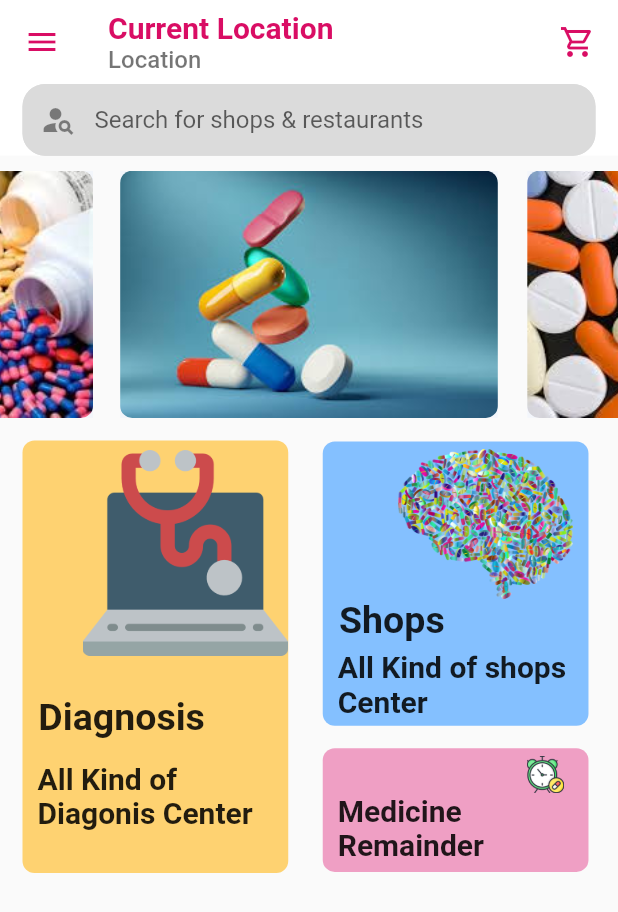
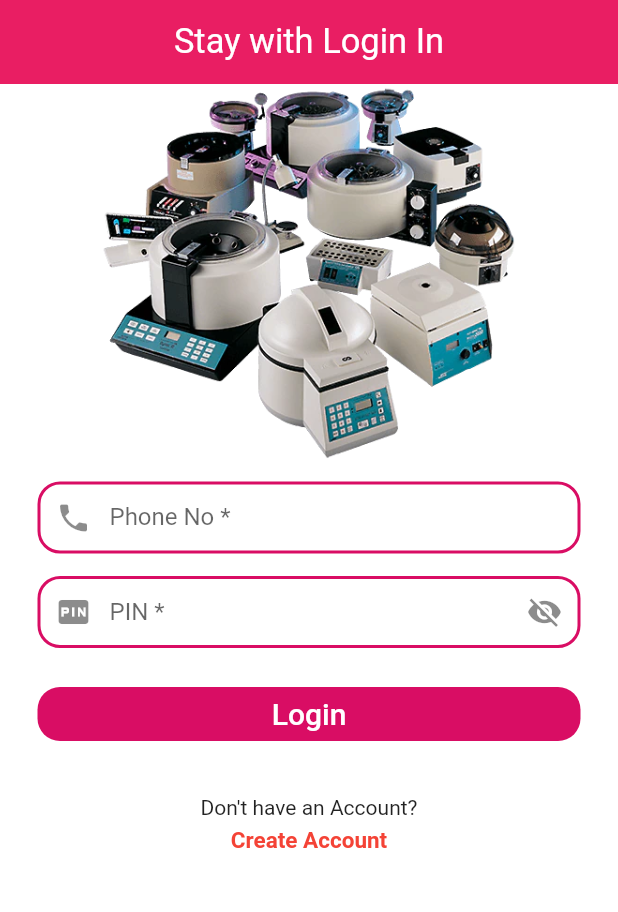
Before and after one commit to SHAMOL-KUMAR-DAS/labGhor, a Flutter app: the screen it shows after launch, on a phone screen of 412 x 824 dp. Shown: the top 912 px of the screen. Run offline on Flutter 3.47's test engine with Material 2 defaults, Android fonts, the phone set to English and light mode, and no system bars; drawn by our look-alikes of carousel_slider; our stand-ins replace animated_text_kit, google_fonts.

Commit message:
'homepage'

```diff
--- a/lib/UI/SignIng/sign_in.dart
+++ b/lib/UI/SignIng/sign_in.dart
@@ -0,0 +1,200 @@
+import 'package:animated_text_kit/animated_text_kit.dart';
+import 'package:flutter/material.dart';
+import 'package:online_doctor_booking/CONFIGURE/color_config.dart';
+import 'package:online_doctor_booking/UI/body.dart';
+
+class SignIn extends StatefulWidget {
+
+  @override
+  _SignInState createState() => _SignInState();
+}
+
+class _SignInState extends State<SignIn> {
+
+  var _phone = TextEditingController();
+  var _pin = TextEditingController();
+
+  showLoaderDialog(BuildContext context) {
+    AlertDialog alert=AlertDialog(
+      content: Row(
+        children: [
+          const CircularProgressIndicator(),
+          Container(margin: EdgeInsets.only(left: 7),child:Text("Loading..." )),
+        ],),
+    );
+    showDialog(barrierDismissible: false,
+      context:context,
+      builder:(BuildContext context){
+
+        return alert;
+      },
+    );
+  }
+
+  var _hideText = true;
+
+  viewPass(){
+    setState(() {
+      _hideText = !_hideText;
+    });
+  }
+
+  @override
+  Widget build(BuildContext context) {
+    return Scaffold(
+      backgroundColor: backColors,
+      appBar: AppBar(
+        //backgroundColor: backColors,
+        elevation: 0,
+        title: WavyAnimatedTextKit(
+          textStyle: const TextStyle(
+              fontSize: 23,
+              color: Colors.white,
+              fontWeight: FontWeight.w400
+          ),
+          text: ["Stay with Login In"],
+          isRepeatingAnimation: false,
+        ),
+        centerTitle: true,
+
+      ),
+
+      body: SingleChildScrollView(
+        child: Column(
+          mainAxisAlignment: MainAxisAlignment.center,
+          children: [
+
+
+            const Image(image: AssetImage('assets/images/sign_in.png'),height: 250,),
+
+            Container(
+              padding: const EdgeInsets.only(left: 25, right: 25, bottom: 15),
+              child: Column(
+                children: [
+
+                  //Phone No
+                  Padding(
+                    padding: const EdgeInsets.only(top: 15, bottom: 15),
+                    child: TextFormField(
+                      controller: _phone,
+                      keyboardType: TextInputType.phone,
+                      maxLength: 11,
+                      autofillHints: [AutofillHints.telephoneNumber],
+                      style: TextStyle(fontSize: 20),
+                      decoration: InputDecoration(
+                          counter: Offstage(),
+                          labelText: 'Phone No *',
+                          hintText: 'Enter Your Phone No. *',
+                          fillColor: Color(0xFFffffff),
+                          filled: true,
+                          labelStyle: TextStyle(fontSize: 16),
+                          hintStyle: TextStyle(fontSize: 16),
+                          prefixIcon: Icon(Icons.phone),
+                          prefix: Visibility(
+                              visible: true,
+                              child: Text('+88 ',style: TextStyle(fontSize: 20),)),
+                          focusedBorder: OutlineInputBorder(
+                            borderRadius: BorderRadius.circular(15),
+                            borderSide: BorderSide(
+                                color: colors,
+                                width: 2
+                            ),
+                          ),
+                          enabledBorder: OutlineInputBorder(
+                            borderRadius: BorderRadius.circular(15),
+                            borderSide: BorderSide(
+                              color: colors,
+                              width: 2.0,
+                            ),
+                          ),
+                          contentPadding: EdgeInsets.only(top: 10, left: 20)
+                      ),
+                    ),
+                  ),
+
+                  //PIN
+                  TextFormField(
+                    controller: _pin,
+                    keyboardType: TextInputType.number,
+                    obscureText: _hideText,
+                    maxLength: 4,
+                    style: TextStyle(fontSize: 20),
+                    decoration: InputDecoration(
+                        counter: Offstage(),
+                        labelText: 'PIN *',
+                        hintText: 'Enter 4 Digits PIN *',
+                        fillColor: Color(0xFFffffff),
+                        filled: true,
+                        labelStyle: TextStyle(fontSize: 16),
+                        hintStyle: TextStyle(fontSize: 16),
+                        prefixIcon: Icon(Icons.fiber_pin),
+                        suffixIcon: InkWell(
+                          onTap: viewPass,
+                          child: _hideText? Icon(Icons.visibility_off) : Icon(Icons.visibility),
+                        ),
+                        focusedBorder: OutlineInputBorder(
+                          borderRadius: BorderRadius.circular(15),
+                          borderSide: BorderSide(
+                              color: colors,
+                              width: 2
+                          ),
+                        ),
+                        enabledBorder: OutlineInputBorder(
+                          borderRadius: BorderRadius.circular(15),
+                          borderSide: BorderSide(
+                            color: colors,
+                            width: 2.0,
+                          ),
+                        ),
+                        contentPadding: EdgeInsets.only(top: 10, left: 20)
+                    ),
+                  ),
+
+
+                  //Login
+                  Padding(
+                    padding: const EdgeInsets.only(top: 20, bottom: 30),
+                    child: FlatButton(
+                        color: colors,
+                        minWidth: MediaQuery.of(context).size.width ,
+                        shape: RoundedRectangleBorder(
+                            borderRadius: BorderRadius.circular(15)
+                        ),
+                        onPressed: (){
+                          Navigator.pushAndRemoveUntil(context, MaterialPageRoute(builder: (context) => Body()), (route) => false);
+                        },
+                        child: Text('Login', style: TextStyle(
+                            color: Colors.white,
+                            fontSize: 20
+                        ),)),
+                  ),
+
+                  //don't have account
+                  Text('Don\'t have an Account?'),
+
+                  //Create Account
+                  Padding(
+                    padding: const EdgeInsets.only(top: 5, bottom: 75),
+                    child: GestureDetector(
+                      onTap: (){
+
+                      },
+                      child: const Text('Create Account', style: TextStyle(
+                          color: Colors.red,
+                          fontSize: 15,
+                          fontWeight: FontWeight.w600
+                      ),),
+                    ),
+                  ),
+
+                  //Developed by
+                  //Text('Develop By Smart Software Ltd.')
+                ],
+              ),
+            ),
+          ],
+        ),
+      ),
+    );
+  }
+}
--- a/lib/UI/body.dart
+++ b/lib/UI/body.dart
@@ -129,6 +129,7 @@
 import 'package:flutter/cupertino.dart';
 import 'package:flutter/material.dart';
 import 'package:online_doctor_booking/CONFIGURE/color_config.dart';
+import 'package:online_doctor_booking/MODEL/blogs.dart';
 import 'package:online_doctor_booking/MODEL/carousel.dart';
 
 import 'drawer_page.dart';
@@ -162,7 +163,7 @@ class Body extends StatelessWidget {
             child: Icon(Icons.shopping_cart_outlined,color: colors,),
           )
         ],
-        elevation: 0,
+        elevation: 2,
       ),
 
       drawer: DrawerPage(),
@@ -171,41 +172,41 @@ class Body extends StatelessWidget {
         child: Column(
           children: [
             //Search
-            Container(
-              color: backColors,
-              height: size.height * 0.058,
-              child: Padding(
-                padding: const EdgeInsets.only(left: 15, right: 15, top: 0),
-                child: TextFormField(
-                  decoration: InputDecoration(
-                    fillColor: Color(0xFFdbdbdb),
-                    filled: true,
-                    hintText:
-                    'Search for shops & restaurants',
-                    prefixIcon: Icon(Icons.person_search),
-                    // border: new OutlineInputBorder(
-                    //     borderSide: new BorderSide(color: Colors.teal),
-                    //     borderRadius: BorderRadius.circular(20)),
-                    focusedBorder: OutlineInputBorder(
-                      borderRadius: BorderRadius.circular(15),
-                      borderSide: BorderSide(color: Color(0xFFdbdbdb), width: 2),
-                    ),
-                    enabledBorder: OutlineInputBorder(
-                      borderRadius: BorderRadius.circular(15),
-                      borderSide: BorderSide(
-                        color: Color(0xFFdbdbdb),
-                        width: 2.0,
-                      ),
-                    ),
-                    contentPadding: EdgeInsets.only(top: 10, left: 20,bottom: 10),
-                  ),
-                ),
-              ),
-            ),
+            // Container(
+            //   color: backColors,
+            //   height: size.height * 0.058,
+            //   child: Padding(
+            //     padding: const EdgeInsets.only(left: 15, right: 15, top: 0),
+            //     child: TextFormField(
+            //       decoration: InputDecoration(
+            //         fillColor: Color(0xFFdbdbdb),
+            //         filled: true,
+            //         hintText:
+            //         'Search for shops & restaurants',
+            //         prefixIcon: Icon(Icons.person_search),
+            //         // border: new OutlineInputBorder(
+            //         //     borderSide: new BorderSide(color: Colors.teal),
+            //         //     borderRadius: BorderRadius.circular(20)),
+            //         focusedBorder: OutlineInputBorder(
+            //           borderRadius: BorderRadius.circular(15),
+            //           borderSide: BorderSide(color: Color(0xFFdbdbdb), width: 2),
+            //         ),
+            //         enabledBorder: OutlineInputBorder(
+            //           borderRadius: BorderRadius.circular(15),
+            //           borderSide: BorderSide(
+            //             color: Color(0xFFdbdbdb),
+            //             width: 2.0,
+            //           ),
+            //         ),
+            //         contentPadding: EdgeInsets.only(top: 10, left: 20,bottom: 10),
+            //       ),
+            //     ),
+            //   ),
+            // ),
 
             //Carousel Slider
             Padding(
-              padding: const EdgeInsets.only(top: 10),
+              padding: const EdgeInsets.only(top: 20),
               child: CarouselSlider.builder(
                 itemCount: Carousel().lists.length,
                 options: CarouselOptions(
@@ -251,7 +252,7 @@ class Body extends StatelessWidget {
                         child: Image(image: AssetImage('assets/images/diagnosis.png'),height: 150,),
                       ),
                       Padding(
-                        padding: const EdgeInsets.only(top: 20,right: 45, bottom: 15),
+                        padding: const EdgeInsets.only(top: 20,right: 45, bottom: 5),
                         child: Text('Diagnosis',style: TextStyle(fontSize: 25,fontWeight: FontWeight.bold),),
                       ),
                       Padding(
@@ -281,11 +282,11 @@ class Body extends StatelessWidget {
                           ),
                           Padding(
                             padding: const EdgeInsets.only(top: 0,right: 85, bottom: 5),
-                            child: Text('Shops',style: TextStyle(fontSize: 25,fontWeight: FontWeight.bold),),
+                            child: Text('Shops',style: TextStyle(fontSize: 22,fontWeight: FontWeight.bold),),
                           ),
                           Padding(
                             padding: const EdgeInsets.only(left: 10),
-                            child: Text('All Kind of shops Center',style: TextStyle(fontSize: 20,fontWeight: FontWeight.w600),),
+                            child: Text('All Kind of shops Center',style: TextStyle(fontSize: 16,fontWeight: FontWeight.w600),),
                           )
                         ],
                       ),
@@ -303,11 +304,11 @@ class Body extends StatelessWidget {
                         children: [
                           Padding(
                             padding: const EdgeInsets.only(left: 120,top: 5),
-                            child: Image(image: AssetImage('assets/images/remainder.png'),height: 25,),
+                            child: Image(image: AssetImage('assets/images/remainder.png'),height: 35,),
                           ),
                           Padding(
-                            padding: const EdgeInsets.only(left: 10,right: 10, bottom: 5,top: 0),
-                            child: Text('Medicine Remainder',style: TextStyle(fontSize: 20,fontWeight: FontWeight.bold),),
+                            padding: const EdgeInsets.only(left: 10,right: 10, bottom: 0,top: 5),
+                            child: Text('Book a Doctor',style: TextStyle(fontSize: 20,fontWeight: FontWeight.bold),),
                           ),
                         ],
                       ),
@@ -315,6 +316,41 @@ class Body extends StatelessWidget {
                   ],
                 )
               ],
+            ),
+
+            //Blogs
+            SizedBox(
+              width: double.infinity,
+              height: size.height * 0.22,
+              child: ListView.builder(
+                scrollDirection: Axis.horizontal,
+                  itemCount: Blogs().lists.length,
+                  itemBuilder: (BuildContext context, int index){
+                    var data = Blogs().lists;
+                    return Container(
+                        height: MediaQuery.of(context).size.height * 0.22,
+                        width: size.width * 0.35,
+
+                        padding: EdgeInsets.only(left: 15,top: 25),
+                        child: Card(
+                            shadowColor: colors,
+                            //color: Color(0xFF999999),
+                            elevation: 5,
+                            child: Column(
+                              crossAxisAlignment: CrossAxisAlignment.center,
+                              mainAxisAlignment: MainAxisAlignment.center,
+                              children: [
+                                Image(image: AssetImage(data[index].image),height: 80,),
+
+                                Padding(
+                                  padding: const EdgeInsets.only(top: 15),
+                                  child: Text(data[index].title),
+                                )
+                              ],
+                            ))
+                      //Text(snapshot.data[index].name != null ? snapshot.data[index].name : '')),
+                    );
+                  }),
             )
           ],
         ),
--- a/lib/main.dart
+++ b/lib/main.dart
@@ -1,5 +1,9 @@
 import 'package:flutter/material.dart';
+import 'package:google_fonts/google_fonts.dart';
 import 'package:online_doctor_booking/UI/body.dart';
+import 'package:online_doctor_booking/splash.dart';
+
+import 'UI/SignIng/sign_in.dart';
 
 void main() {
   runApp(const MyApp());
@@ -14,18 +18,12 @@ class MyApp extends StatelessWidget {
     return MaterialApp(
       title: 'Flutter Demo',
       theme: ThemeData(
-        // This is the theme of your application.
-        //
-        // Try running your application with "flutter run". You'll see the
-        // application has a blue toolbar. Then, without quitting the app, try
-        // changing the primarySwatch below to Colors.green and then invoke
-        // "hot reload" (press "r" in the console where you ran "flutter run",
-        // or simply save your changes to "hot reload" in a Flutter IDE).
-        // Notice that the counter didn't reset back to zero; the application
-        // is not restarted.
-        primarySwatch: Colors.teal,
+        textTheme: GoogleFonts.mcLarenTextTheme(
+            Theme.of(context).textTheme
+        ),
+        primarySwatch: Colors.pink,
       ),
-      home: Body(),
+      home: AnimatedSplashScreen(),
       debugShowCheckedModeBanner: false,
     );
   }
--- a/pubspec.yaml
+++ b/pubspec.yaml
@@ -36,6 +36,8 @@ dependencies:
   cupertino_icons: ^1.0.2
   salomon_bottom_bar: ^3.2.0
   carousel_slider: ^4.0.0
+  animated_text_kit: ^4.2.1
+  google_fonts: ^2.2.0
 
 dev_dependencies:
   flutter_test:
```
Also changed, not shown: lib/MODEL/blogs.dart (added, +33 -0 lines), lib/splash.dart (added, +71 -0 lines), assets/images/sign_in.png (added), assets/images/splash.png (added), pubspec.lock.
